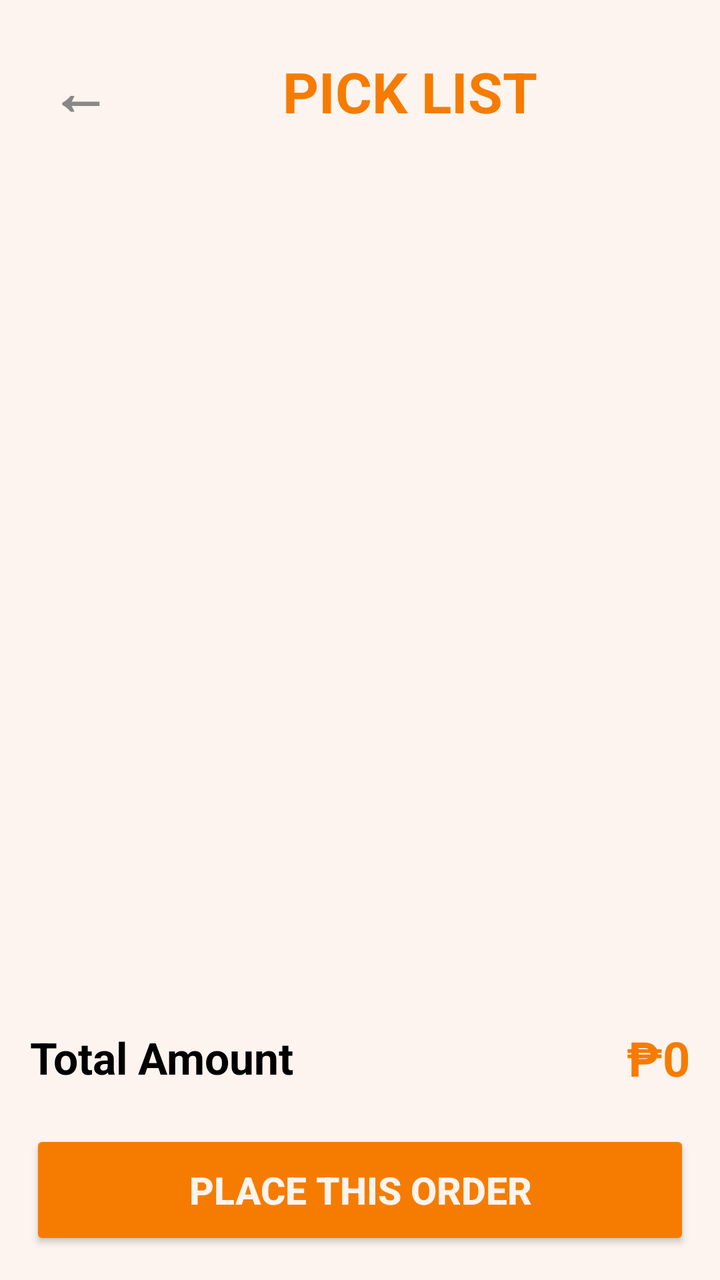
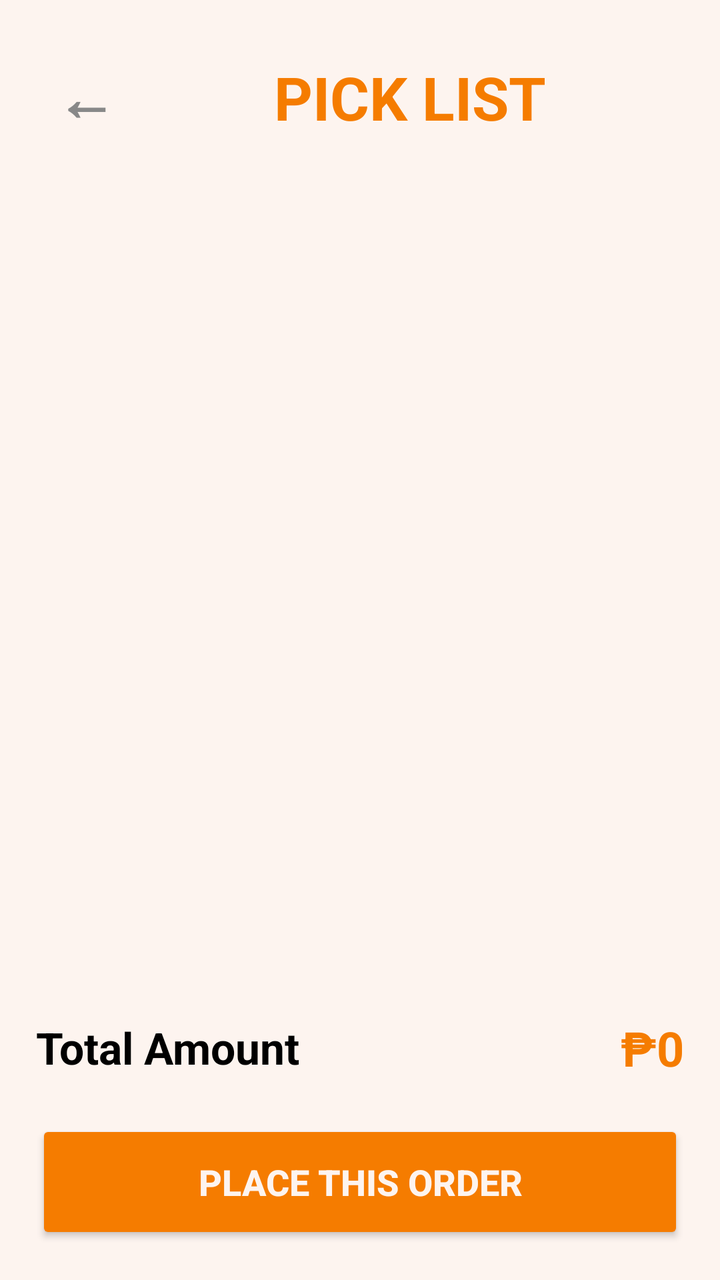

The first picture is an Android layout as it rendered before a commit; the second is the same layout after the commit. The layout source and the unified diff follow.
<!-- AndroidManifest.xml: application theme Theme.YOLO -->
<!-- res/layout/activity_cart.xml -->
<?xml version="1.0" encoding="utf-8"?>
<LinearLayout
    xmlns:android="http://schemas.android.com/apk/res/android"
    xmlns:app="http://schemas.android.com/apk/res-auto"
    android:layout_width="match_parent"
    android:layout_height="match_parent"
    android:orientation="vertical"
    android:background="#FDF4EF"
    android:padding="15dp">

    

    <LinearLayout
        android:layout_width="match_parent"
        android:layout_height="wrap_content"
        android:orientation="horizontal"
        android:gravity="center_vertical"
        android:layout_marginBottom="20dp">

        <TextView
            android:id="@+id/btnBack"
            android:layout_width="wrap_content"
            android:layout_height="wrap_content"
            android:text="←"
            android:textSize="30sp"
            android:textStyle="bold"
            android:textColor="#888888"
            android:padding="10dp"
            android:clickable="true"
            android:focusable="true"/>

        <TextView
            android:layout_width="0dp"
            android:layout_height="wrap_content"
            android:layout_weight="1"
            android:text="PICK LIST"
            android:textSize="28sp"
            android:textStyle="bold"
            android:textColor="#F57C00"
            android:gravity="center"/>

    </LinearLayout>

    

    <androidx.recyclerview.widget.RecyclerView
        android:id="@+id/recyclerCart"
        android:layout_width="match_parent"
        android:layout_height="0dp"
        android:layout_weight="1"/>

    

    <LinearLayout
        android:layout_width="match_parent"
        android:layout_height="wrap_content"
        android:orientation="horizontal"
        android:gravity="center_vertical"
        android:layout_marginTop="10dp">

        <TextView
            android:layout_width="0dp"
            android:layout_height="wrap_content"
            android:layout_weight="1"
            android:text="Total Amount"
            android:textSize="22sp"
            android:textStyle="bold"
            android:textColor="#000000"/>

        <TextView
            android:id="@+id/txtTotal"
            android:layout_width="wrap_content"
            android:layout_height="wrap_content"
            android:text="₱0"
            android:textSize="24sp"
            android:textStyle="bold"
            android:textColor="#F57C00"/>

    </LinearLayout>

    

    <Button
        android:id="@+id/btnOrder"
        android:layout_width="match_parent"
        android:layout_height="60dp"
        android:text="Place This Order"
        android:textStyle="bold"
        android:textSize="19sp"
        android:textColor="#FDF4EF"
        android:backgroundTint="#F57C00"
        android:layout_marginTop="20dp"/>

</LinearLayout>
<!-- resources referenced by this layout -->
<resources>
  <style name="Theme.YOLO" parent="Base.Theme.YOLO" />
  <style name="Base.Theme.YOLO" parent="Theme.Material3.DayNight.NoActionBar">
          
          
      </style>
</resources>

<!-- the commit's change to res/layout/activity_cart.xml (unified diff, before → after) -->
@@ -6,7 +6,7 @@
     android:layout_height="match_parent"
     android:orientation="vertical"
     android:background="#FDF4EF"
-    android:padding="15dp">
+    android:padding="18dp">
 
     
 
@@ -34,7 +34,7 @@
             android:layout_height="wrap_content"
             android:layout_weight="1"
             android:text="PICK LIST"
-            android:textSize="28sp"
+            android:textSize="30sp"
             android:textStyle="bold"
             android:textColor="#F57C00"
             android:gravity="center"/>
@@ -83,10 +83,10 @@
     <Button
         android:id="@+id/btnOrder"
         android:layout_width="match_parent"
-        android:layout_height="60dp"
+        android:layout_height="62dp"
         android:text="Place This Order"
         android:textStyle="bold"
-        android:textSize="19sp"
+        android:textSize="18sp"
         android:textColor="#FDF4EF"
         android:backgroundTint="#F57C00"
         android:layout_marginTop="20dp"/>
